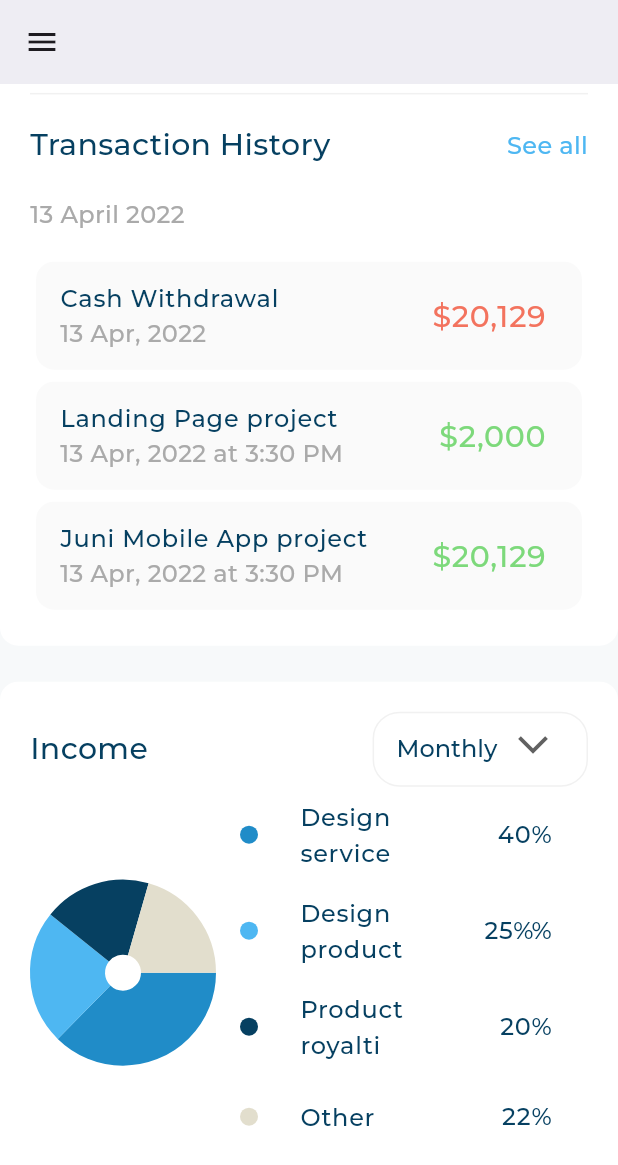
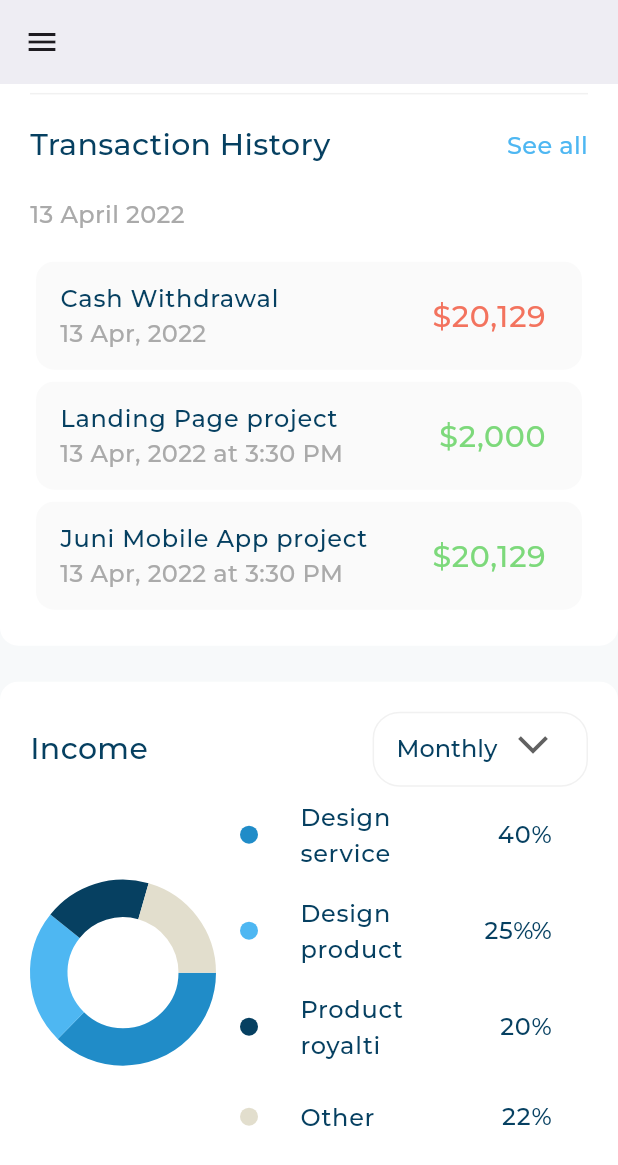
Before and after one commit to AhmedAshraf44/responsive_dash_board, a Flutter app: the screen it shows after launch, scrolled down 1334 dp, on a phone screen of 412 x 824 dp. Shown: the top 1165 px of the screen. Run offline on Flutter 3.47's test engine with Material 3 defaults, Android fonts, the phone set to English and light mode, and no system bars; drawn by our look-alikes of fl_chart; our stand-ins replace expandable_page_view, flutter_svg; project files that could hold a hidden picture were left out.

Commit message:
adding detailed income chart and editing chart

```diff
--- a/lib/feature/dash_board/presentation/view/widgets/income_chart.dart
+++ b/lib/feature/dash_board/presentation/view/widgets/income_chart.dart
@@ -34,25 +34,25 @@ class _IncomeChartState extends State<IncomeChart> {
         sections: [
           PieChartSectionData(
             showTitle: false,
-            radius: activeIndex == 0 ? 55 : 50,
+            radius: activeIndex == 0 ? 30 : 25,
             value: 40,
             color: kNumberTextColor,
           ),
           PieChartSectionData(
             showTitle: false,
-            radius: activeIndex == 1 ? 55 : 50,
+            radius: activeIndex == 1 ? 30 : 25,
             value: 25,
             color: kSecondColor,
           ),
           PieChartSectionData(
             showTitle: false,
-            radius: activeIndex == 2 ? 55 : 50,
+            radius: activeIndex == 2 ? 30 : 25,
             value: 20,
             color: kPrimaryColor,
           ),
           PieChartSectionData(
             showTitle: false,
-            radius: activeIndex == 3 ? 55 : 50,
+            radius: activeIndex == 3 ? 30 : 25,
             value: 22,
             color: const Color(0xffE2DECD),
           ),
--- a/lib/feature/dash_board/presentation/view/widgets/income_section_body.dart
+++ b/lib/feature/dash_board/presentation/view/widgets/income_section_body.dart
@@ -11,7 +11,10 @@ class IncomeSectionBody extends StatelessWidget {
   Widget build(BuildContext context) {
     double width = MediaQuery.sizeOf(context).width;
     return width >= SizeConfig.desktop && width <= 1814
-        ? const DetailedIncomeChart()
+        ? const Padding(
+            padding: EdgeInsets.all(16),
+            child: DetailedIncomeChart(),
+          )
         : const Row(
             crossAxisAlignment: CrossAxisAlignment.center,
             children: [
```
Also changed, not shown: lib/feature/dash_board/presentation/view/widgets/detailed_income_chart.dart (+21 -8 lines).
